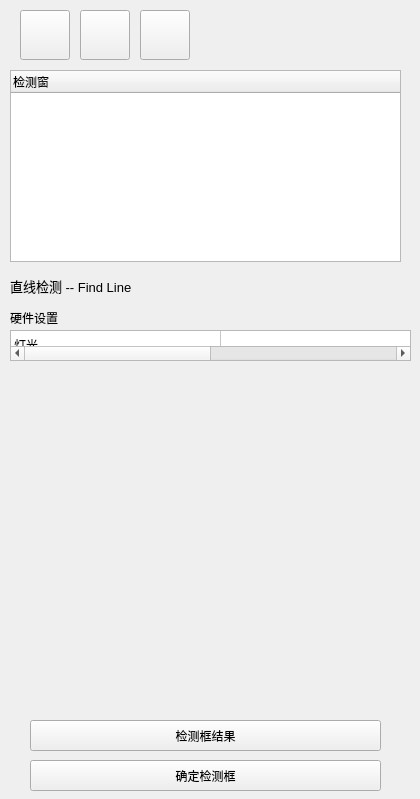
Before: the Qt Designer form VisionDetect/InspWindowWidget.ui in chuandongxu/AOI, drawn with Qt 5.
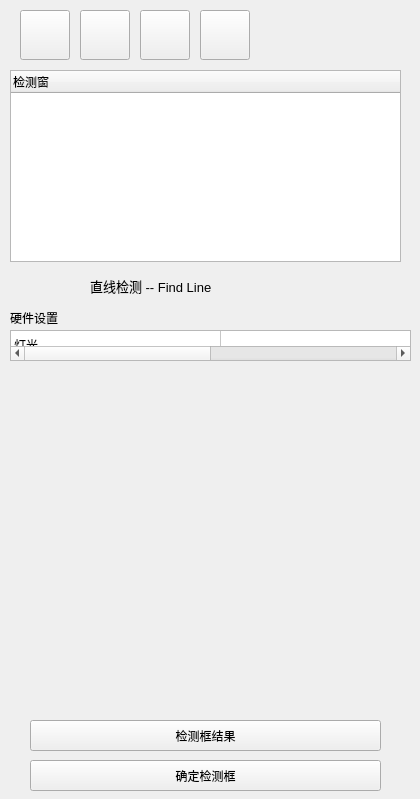
After: the same form once the commit is applied. Icons and pictures are not drawn. Custom widgets are drawn as their Qt base class.

Commit message:
Implement part of the copy inspection window function.
Implement part of the copy inspection window function.

Patch:
```diff
--- a/VisionDetect/InspWindowWidget.ui
+++ b/VisionDetect/InspWindowWidget.ui
@@ -98,7 +98,7 @@
   <widget class="QLabel" name="labelWindowName">
    <property name="geometry">
     <rect>
-     <x>10</x>
+     <x>90</x>
      <y>270</y>
      <width>311</width>
      <height>31</height>
@@ -215,6 +215,47 @@
     </size>
    </property>
   </widget>
+  <widget class="QPushButton" name="btnCopyToAll">
+   <property name="geometry">
+    <rect>
+     <x>200</x>
+     <y>10</y>
+     <width>50</width>
+     <height>50</height>
+    </rect>
+   </property>
+   <property name="text">
+    <string/>
+   </property>
+   <property name="icon">
+    <iconset>
+     <normaloff>Image/CopyToAll.png</normaloff>Image/CopyToAll.png</iconset>
+   </property>
+   <property name="iconSize">
+    <size>
+     <width>50</width>
+     <height>50</height>
+    </size>
+   </property>
+  </widget>
+  <widget class="QLabel" name="labelDeviceName">
+   <property name="geometry">
+    <rect>
+     <x>10</x>
+     <y>270</y>
+     <width>71</width>
+     <height>31</height>
+    </rect>
+   </property>
+   <property name="font">
+    <font>
+     <pointsize>10</pointsize>
+    </font>
+   </property>
+   <property name="text">
+    <string/>
+   </property>
+  </widget>
  </widget>
  <layoutdefault spacing="6" margin="11"/>
  <customwidgets>
```
Left out of the diff: 3 changed lines with no effect on the pictures. The commit also changes 10 other files.
